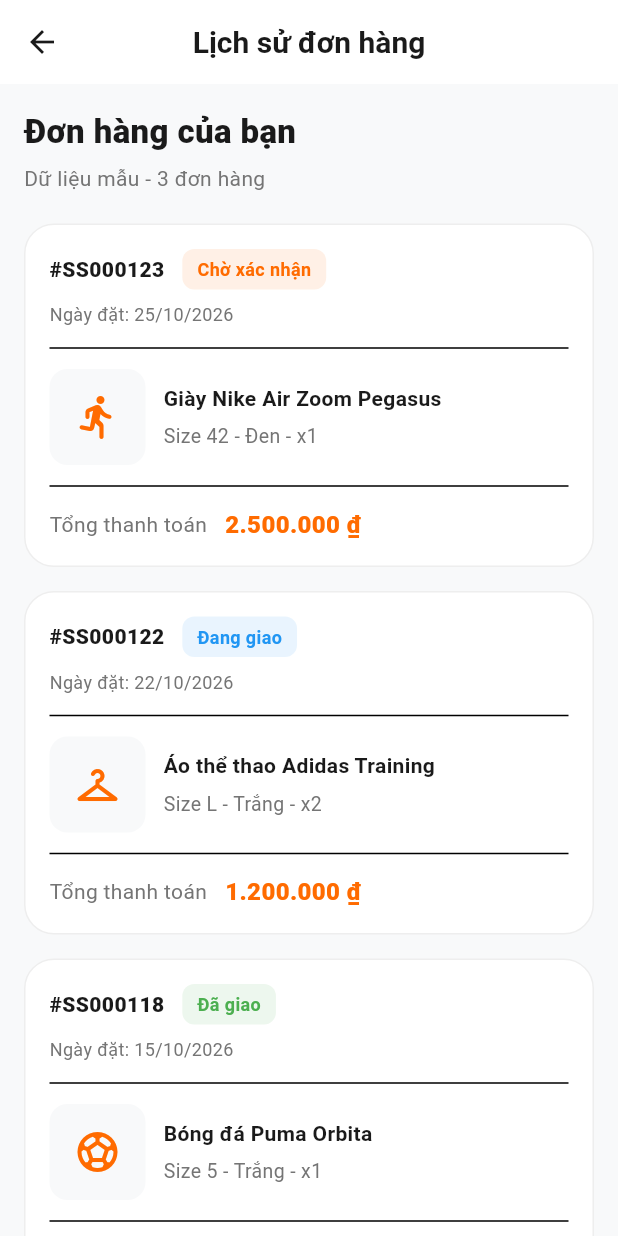
After one commit to SoYan2112/sports-store-final, a Flutter app: the screen it shows after launch, item 3 of the bottom bar chosen, after a tap on "Lịch sử đơn hàng", on a phone screen of 412 x 824 dp. The commit adds this screen. Run offline on Flutter 3.47's test engine with Material 3 defaults, Android fonts, the phone set to English and light mode, and no system bars; our stand-ins replace dio, equatable, flutter_bloc, get_it, shared_preferences; accounts and stored records are empty; network calls fail.

Commit message:
[AnNH] feat: add order history screen (UC-14)

```diff
--- /dev/null
+++ b/mobile/lib/features/order/presentation/screens/order_history_screen.dart
@@ -0,0 +1,210 @@
+import 'package:flutter/material.dart';
+
+import '../../../../core/constants/app_colors.dart';
+
+class OrderHistoryScreen extends StatelessWidget {
+  const OrderHistoryScreen({super.key});
+
+  @override
+  Widget build(BuildContext context) {
+    return Scaffold(
+      backgroundColor: AppColors.background,
+      appBar: AppBar(
+        title: const Text(
+          'Lịch sử đơn hàng',
+          style: TextStyle(fontWeight: FontWeight.w700),
+        ),
+        centerTitle: true,
+        backgroundColor: Colors.white,
+        elevation: 0,
+      ),
+      body: ListView(
+        padding: const EdgeInsets.all(16),
+        children: const [
+          Text(
+            'Đơn hàng của bạn',
+            style: TextStyle(
+              fontSize: 22,
+              fontWeight: FontWeight.w800,
+              color: AppColors.textPrimary,
+            ),
+          ),
+          SizedBox(height: 6),
+          Text(
+            'Dữ liệu mẫu - 3 đơn hàng',
+            style: TextStyle(color: AppColors.textSecondary),
+          ),
+          SizedBox(height: 20),
+          _OrderCard(
+            orderId: 'SS000123',
+            date: '25/10/2026',
+            status: 'Chờ xác nhận',
+            statusColor: AppColors.primary,
+            productName: 'Giày Nike Air Zoom Pegasus',
+            productInfo: 'Size 42 - Đen - x1',
+            total: '2.500.000 ₫',
+            icon: Icons.directions_run_rounded,
+          ),
+          SizedBox(height: 16),
+          _OrderCard(
+            orderId: 'SS000122',
+            date: '22/10/2026',
+            status: 'Đang giao',
+            statusColor: Colors.blue,
+            productName: 'Áo thể thao Adidas Training',
+            productInfo: 'Size L - Trắng - x2',
+            total: '1.200.000 ₫',
+            icon: Icons.checkroom_rounded,
+          ),
+          SizedBox(height: 16),
+          _OrderCard(
+            orderId: 'SS000118',
+            date: '15/10/2026',
+            status: 'Đã giao',
+            statusColor: Colors.green,
+            productName: 'Bóng đá Puma Orbita',
+            productInfo: 'Size 5 - Trắng - x1',
+            total: '650.000 ₫',
+            icon: Icons.sports_soccer_rounded,
+          ),
+        ],
+      ),
+    );
+  }
+}
+
+class _OrderCard extends StatelessWidget {
+  const _OrderCard({
+    required this.orderId,
+    required this.date,
+    required this.status,
+    required this.statusColor,
+    required this.productName,
+    required this.productInfo,
+    required this.total,
+    required this.icon,
+  });
+
+  final String orderId;
+  final String date;
+  final String status;
+  final Color statusColor;
+  final String productName;
+  final String productInfo;
+  final String total;
+  final IconData icon;
+
+  @override
+  Widget build(BuildContext context) {
+    return Container(
+      padding: const EdgeInsets.all(16),
+      decoration: BoxDecoration(
+        color: AppColors.surface,
+        borderRadius: BorderRadius.circular(20),
+        border: Border.all(color: AppColors.divider),
+      ),
+      child: Column(
+        crossAxisAlignment: CrossAxisAlignment.start,
+        children: [
+          Wrap(
+            spacing: 12,
+            runSpacing: 8,
+            crossAxisAlignment: WrapCrossAlignment.center,
+            children: [
+              Text(
+                '#$orderId',
+                style: const TextStyle(
+                  fontWeight: FontWeight.w800,
+                  color: AppColors.textPrimary,
+                ),
+              ),
+              Container(
+                padding: const EdgeInsets.symmetric(
+                  horizontal: 10,
+                  vertical: 5,
+                ),
+                decoration: BoxDecoration(
+                  color: statusColor.withValues(alpha: 0.1),
+                  borderRadius: BorderRadius.circular(8),
+                ),
+                child: Text(
+                  status,
+                  style: TextStyle(
+                    color: statusColor,
+                    fontSize: 12,
+                    fontWeight: FontWeight.w700,
+                  ),
+                ),
+              ),
+            ],
+          ),
+          const SizedBox(height: 8),
+          Text(
+            'Ngày đặt: $date',
+            style: const TextStyle(
+              color: AppColors.textSecondary,
+              fontSize: 12,
+            ),
+          ),
+          const Divider(height: 28),
+          Row(
+            children: [
+              Container(
+                width: 64,
+                height: 64,
+                decoration: BoxDecoration(
+                  color: AppColors.background,
+                  borderRadius: BorderRadius.circular(12),
+                ),
+                child: Icon(icon, color: AppColors.primary, size: 32),
+              ),
+              const SizedBox(width: 12),
+              Expanded(
+                child: Column(
+                  crossAxisAlignment: CrossAxisAlignment.start,
+                  children: [
+                    Text(
+                      productName,
+                      style: const TextStyle(
+                        fontWeight: FontWeight.w700,
+                        color: AppColors.textPrimary,
+                      ),
+                    ),
+                    const SizedBox(height: 6),
+                    Text(
+                      productInfo,
+                      style: const TextStyle(
+                        color: AppColors.textSecondary,
+                        fontSize: 13,
+                      ),
+                    ),
+                  ],
+                ),
+              ),
+            ],
+          ),
+          const Divider(height: 28),
+          Wrap(
+            spacing: 12,
+            runSpacing: 6,
+            crossAxisAlignment: WrapCrossAlignment.center,
+            children: [
+              const Text(
+                'Tổng thanh toán',
+                style: TextStyle(color: AppColors.textSecondary),
+              ),
+              Text(
+                total,
+                style: const TextStyle(
+                  fontSize: 16,
+                  fontWeight: FontWeight.w800,
+                  color: AppColors.primary,
+                ),
+              ),
+            ],
+          ),
+        ],
+      ),
+    );
+  }
+}
--- a/mobile/lib/features/profile/presentation/screens/profile_screen.dart
+++ b/mobile/lib/features/profile/presentation/screens/profile_screen.dart
@@ -9,6 +9,7 @@ import '../../../auth/presentation/cubit/auth_state.dart';
 import '../../../auth/presentation/screens/login_screen.dart';
 import '../../../voucher/presentation/screens/voucher_list_screen.dart';
 import '../../../address/presentation/screens/address_list_screen.dart';
+import '../../../order/presentation/screens/order_history_screen.dart';
 
 class ProfileScreen extends StatelessWidget {
   const ProfileScreen({super.key});
@@ -35,6 +36,32 @@ class ProfileScreen extends StatelessWidget {
             return _buildUserView(context, state);
           }
           return _buildGuestView(context);
+        },
+      ),
+    );
+  }
+
+  Widget _buildOrderHistoryButton(BuildContext context) {
+    return Material(
+      color: Colors.white,
+      borderRadius: BorderRadius.circular(20),
+      clipBehavior: Clip.antiAlias,
+      child: ListTile(
+        contentPadding: const EdgeInsets.symmetric(horizontal: 18, vertical: 8),
+        leading: const Icon(
+          Icons.receipt_long_outlined,
+          color: AppColors.primary,
+        ),
+        title: const Text(
+          'Lịch sử đơn hàng',
+          style: TextStyle(fontWeight: FontWeight.w700),
+        ),
+        subtitle: const Text('Xem danh sách đơn hàng'),
+        trailing: const Icon(Icons.chevron_right_rounded),
+        onTap: () {
+          Navigator.of(context).push(
+            MaterialPageRoute<void>(builder: (_) => const OrderHistoryScreen()),
+          );
         },
       ),
     );
@@ -110,6 +137,8 @@ class ProfileScreen extends StatelessWidget {
                 ),
               ),
             ),
+            const SizedBox(height: 12),
+            _buildOrderHistoryButton(context),
             const SizedBox(height: 12),
             TextButton.icon(
               onPressed: () {
@@ -200,6 +229,9 @@ class ProfileScreen extends StatelessWidget {
             ],
           ),
         ),
+        const SizedBox(height: 16),
+
+        _buildOrderHistoryButton(context),
         const SizedBox(height: 16),
 
         // 2. Thẻ Kho Voucher & Ưu đãi
```
